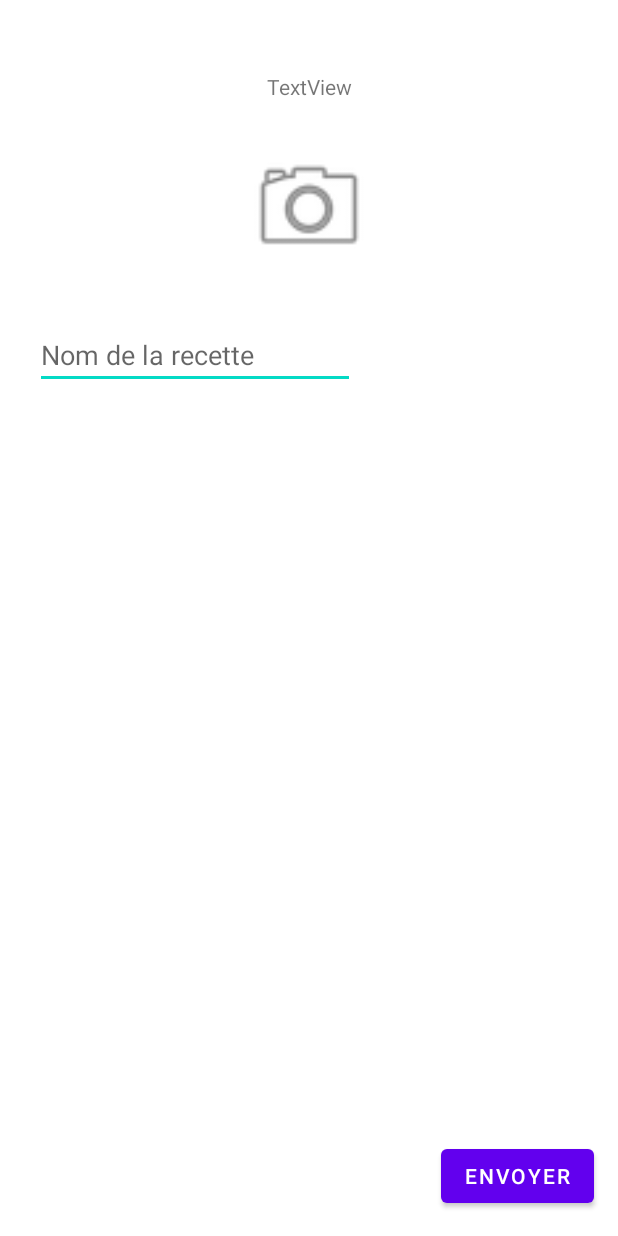
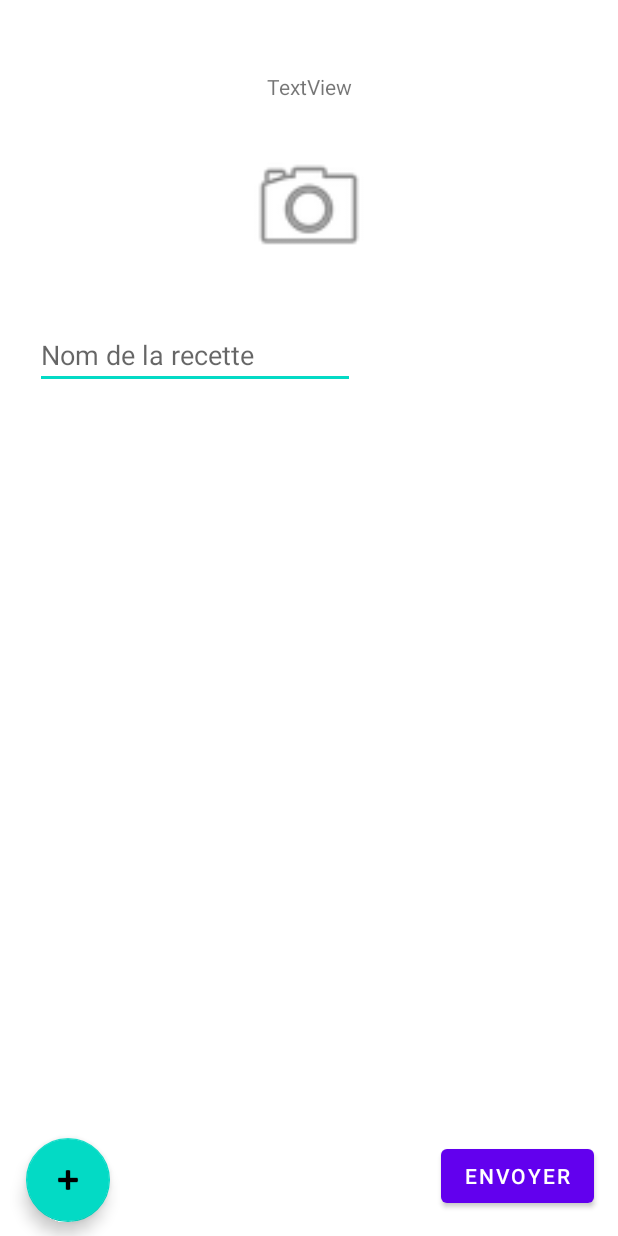
Before and after one commit to chenetheophile/BeteDeSoiree, an Android app: the layout activity_proposition.xml on its own in the app's theme, with its tools: preview values and no code run, on a phone screen of 412 x 824 dp. Run offline under Robolectric (Android 15) with nearby library versions, the phone set to English and light mode, and no system bars.

```diff
--- a/ApplicationV3/app/src/main/java/com/example/applicationv3/MainActivity.java
+++ b/ApplicationV3/app/src/main/java/com/example/applicationv3/MainActivity.java
@@ -8,6 +8,7 @@ import android.os.Bundle;
 import android.view.View;
 import android.widget.Button;
 import android.widget.ImageButton;
+import android.widget.SearchView;
 
 public class MainActivity extends AppCompatActivity {
     private BDD bdd=new BDD();
@@ -21,6 +22,7 @@ public class MainActivity extends AppCompatActivity {
         StartButton.setOnClickListener(new View.OnClickListener() {
             @Override
             public void onClick(View v) {
+
                 bdd.getDocument(getApplicationContext());
             }
         });
@@ -28,8 +30,10 @@ public class MainActivity extends AppCompatActivity {
         param.setOnClickListener(new View.OnClickListener() {
             @Override
             public void onClick(View v) {
+
                 par.setVisibility(View.VISIBLE);
             }
         });
     }
+
 }
--- a/ApplicationV3/app/src/main/res/layout/activity_proposition.xml
+++ b/ApplicationV3/app/src/main/res/layout/activity_proposition.xml
@@ -48,4 +48,15 @@
         android:text="envoyer"
         app:layout_constraintBottom_toBottomOf="parent"
         app:layout_constraintEnd_toEndOf="parent" />
+
+    <com.google.android.material.floatingactionbutton.FloatingActionButton
+        android:id="@+id/addB"
+        android:layout_width="wrap_content"
+        android:layout_height="wrap_content"
+        android:layout_marginStart="17dp"
+        android:layout_marginBottom="9dp"
+        android:clickable="true"
+        app:layout_constraintBottom_toBottomOf="parent"
+        app:layout_constraintStart_toStartOf="parent"
+        app:srcCompat="@android:drawable/ic_input_add" />
 </androidx.constraintlayout.widget.ConstraintLayout>
```
Also changed, not shown: ApplicationV3/app/src/main/java/com/example/applicationv3/Proposition.java (+10 -2 lines).
